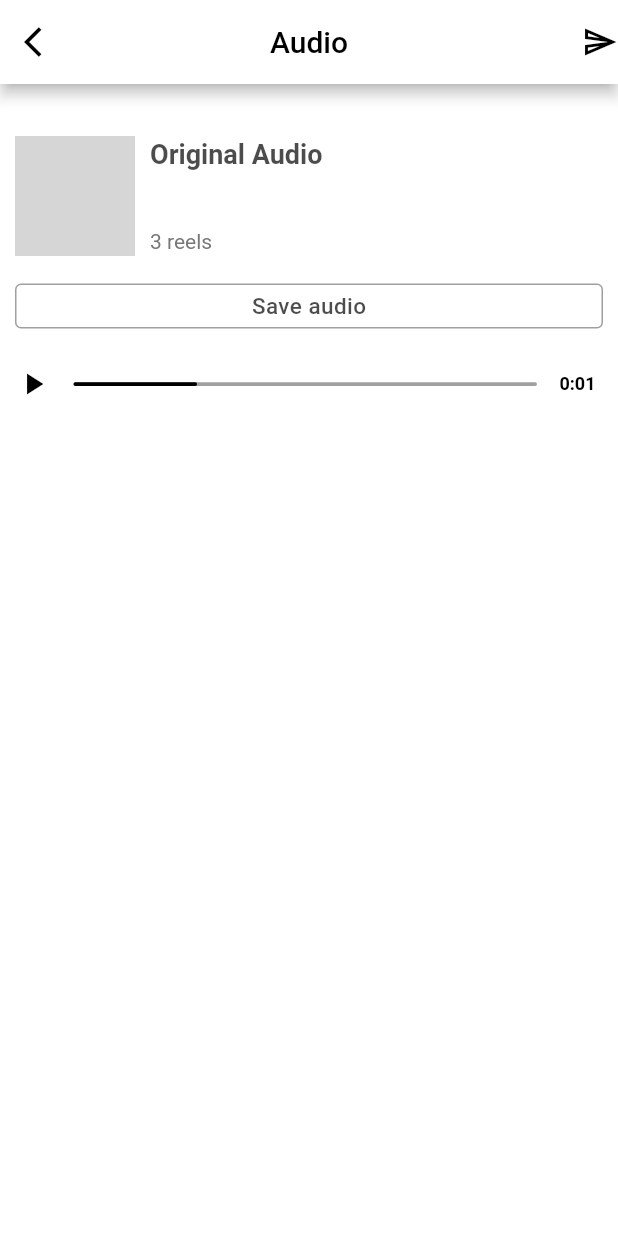
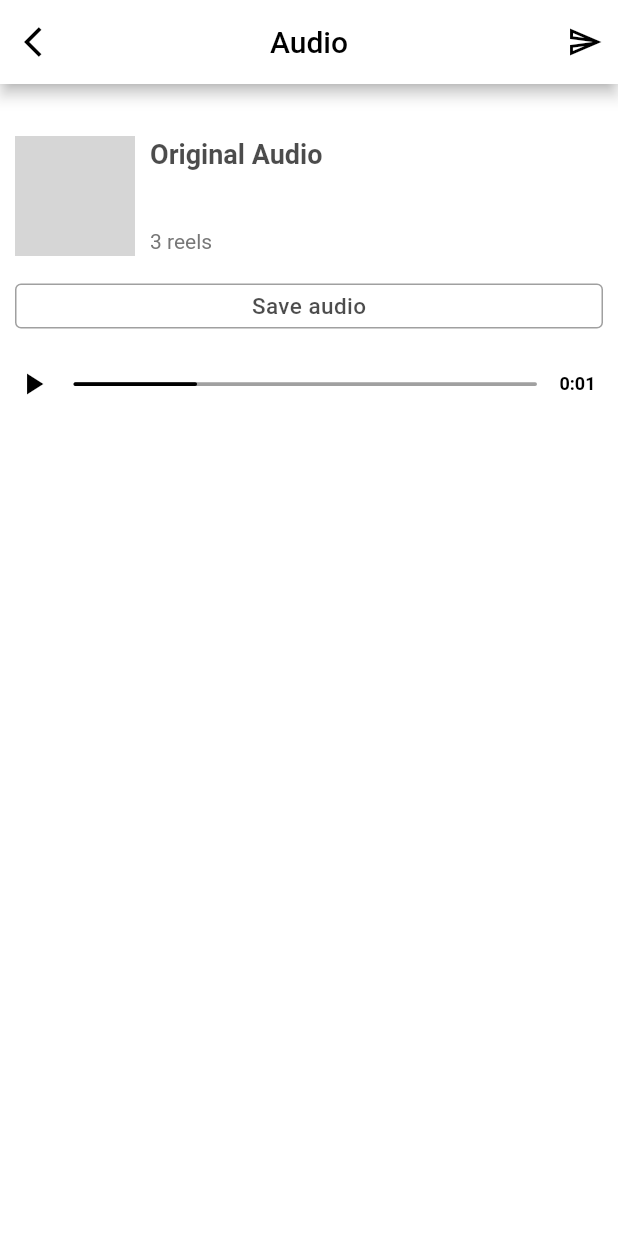
Before and after one commit to dangpham205/Social-Hub-Flutter-App, a Flutter app: the AlbumScreen screen opened directly with empty values, on a phone screen of 412 x 824 dp. Run offline on Flutter 3.47's test engine with Material 2 defaults, Android fonts, the phone set to English and light mode, and no system bars; our stand-ins replace cached_network_image, cloud_firestore, firebase_auth, firebase_core, firebase_storage, flutter_svg and 2 more; accounts and stored records are empty; network calls fail; project files that could hold a hidden picture were left out; grey boxes are pictures that could not be loaded.

Commit message:
Fix padding album screen app bar icon

```diff
--- a/lib/views/album_screen.dart
+++ b/lib/views/album_screen.dart
@@ -40,9 +40,12 @@ class _AlbumScreenState extends State<AlbumScreen> {
         ),
         centerTitle: true,
         actions: [
-          Icon(
-            Icons.send_outlined,
-            color: cblack,
+          Padding(
+            padding: const EdgeInsets.only(right: 10),
+            child: Icon(
+              Icons.send_outlined,
+              color: cblack,
+            ),
           ),
         ],
       ),
```
